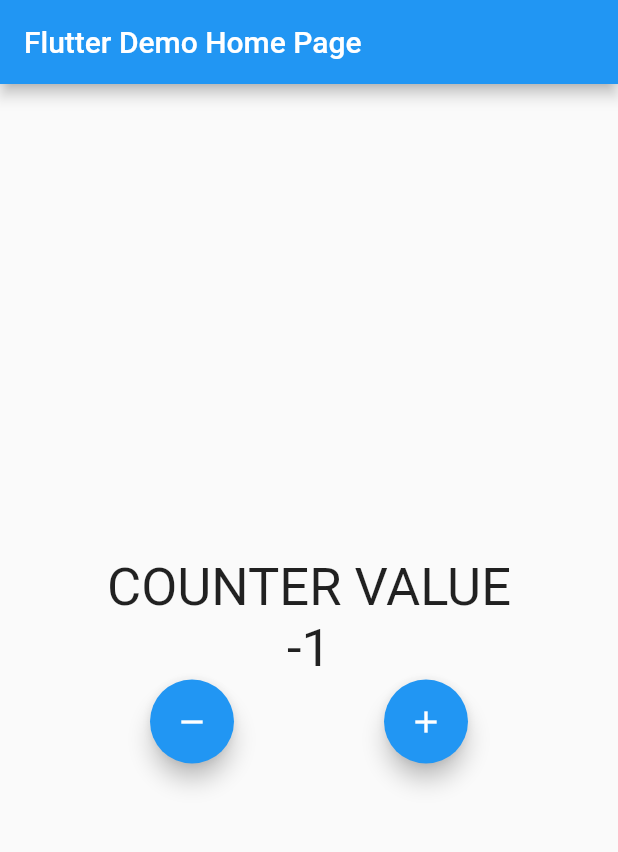
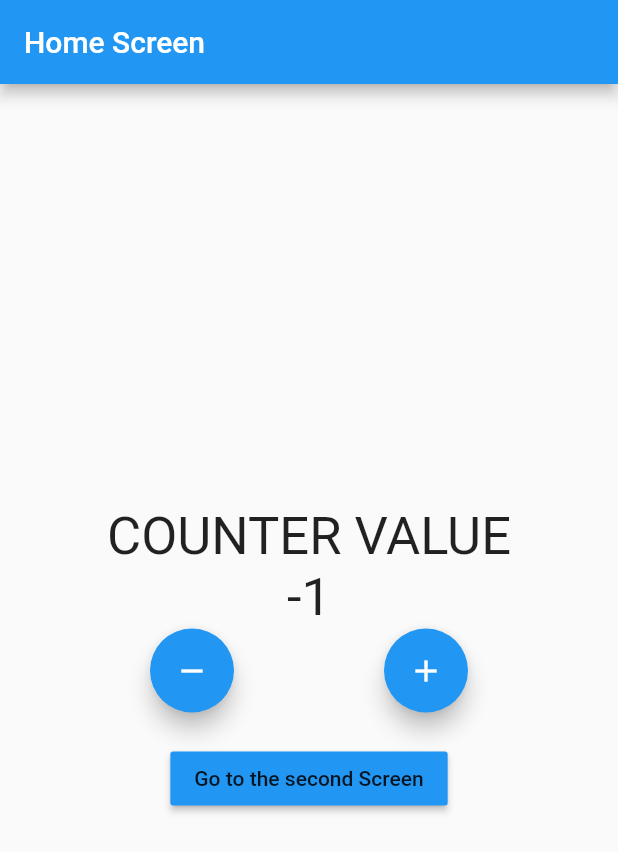
Before and after one commit to ElieBamunoba/counter-app, a Flutter app: the screen it shows after launch, after a tap on the "remove" icon, on a phone screen of 412 x 824 dp. Shown: the top 852 px of the screen. Run offline on Flutter 3.47's test engine with Material 2 defaults, Android fonts, the phone set to English and light mode, and no system bars; our stand-ins replace bloc, equatable, flutter_bloc.

Commit message:
bloc assess and navigation

```diff
--- a/lib/cubit/counter_cubit.dart
+++ b/lib/business_logic/cubit/counter_cubit.dart
@@ -1,6 +1,5 @@
 import 'package:bloc/bloc.dart';
 import 'package:equatable/equatable.dart';
-import 'package:meta/meta.dart';
 
 part 'counter_state.dart';
 
--- a/lib/main.dart
+++ b/lib/main.dart
@@ -1,6 +1,8 @@
-import 'package:counter_app/cubit/counter_cubit.dart';
 import 'package:flutter/material.dart';
 import 'package:flutter_bloc/flutter_bloc.dart';
+
+import './business_logic/cubit/counter_cubit.dart';
+import './presentation/router/app_router.dart' as route;
 
 void main() {
   runApp(const MyApp());
@@ -15,86 +17,18 @@ class MyApp extends StatelessWidget {
     return BlocProvider(
       create: (context) => CounterCubit(),
       child: MaterialApp(
-        title: 'Flutter bloc Demo',
+        title: 'Bloc Counter App',
         theme: ThemeData(
           primarySwatch: Colors.blue,
         ),
-        home: const MyHomePage(title: 'Flutter Demo Home Page'),
+        onGenerateRoute: route.onGenerateRoute,
+        initialRoute: route.homeScreen,
       ),
     );
   }
-}
-
-class MyHomePage extends StatelessWidget {
-  const MyHomePage({super.key, required this.title});
-
-  final String title;
 
   @override
-  Widget build(BuildContext context) {
-    return Scaffold(
-      appBar: AppBar(
-        title: Text(title),
-      ),
-      body: Center(
-        child: Column(
-          mainAxisAlignment: MainAxisAlignment.center,
-          children: <Widget>[
-            const Text(
-              'COUNTER VALUE',
-              style: TextStyle(fontSize: 35),
-            ),
-            BlocConsumer<CounterCubit, CounterState>(
-              listener: (context, state) {
-                // TODO: implement listener
-                state.wasIncremented == true
-                    ? ScaffoldMessenger.of(context).showSnackBar(
-                        const SnackBar(
-                          content: Text(
-                            'Incremented!',
-                          ),
-                          duration: Duration(milliseconds: 300),
-                        ),
-                      )
-                    : ScaffoldMessenger.of(context).showSnackBar(
-                        const SnackBar(
-                          content: Text(
-                            'Decremented!',
-                          ),
-                          duration: Duration(milliseconds: 300),
-                        ),
-                      );
-              },
-              builder: (context, state) {
-                return Text(
-                  '${state.counterValue}',
-                  style: const TextStyle(fontSize: 35),
-                );
-              },
-            ),
-            Row(
-              mainAxisAlignment: MainAxisAlignment.spaceEvenly,
-              children: <Widget>[
-                FloatingActionButton(
-                  onPressed: () {
-                    //accessing the access the instance of the cubic
-                    BlocProvider.of<CounterCubit>(context).decrement();
-                  },
-                  tooltip: 'Decrement',
-                  child: const Icon(Icons.remove),
-                ),
-                FloatingActionButton(
-                  onPressed: () =>
-                      BlocProvider.of<CounterCubit>(context).increment(),
-                  tooltip: 'Increment',
-                  child: const Icon(Icons.add),
-                ),
-              ],
-            )
-          ],
-        ),
-      ),
-      // This trailing comma makes auto-formatting nicer for build methods.
-    );
+  void dispose() {
+    route.dispose();
   }
 }
--- /dev/null
+++ b/lib/presentation/router/app_router.dart
@@ -0,0 +1,43 @@
+import 'package:flutter/material.dart';
+import 'package:flutter_bloc/flutter_bloc.dart';
+
+import '../../business_logic/cubit/counter_cubit.dart';
+import '../screens/home_screen.dart';
+import '../screens/second_screen.dart';
+
+//Routes Names
+const String homeScreen = 'HomeScreen';
+const String secondScreen = 'SecondScreen';
+
+final CounterCubit _counterCubit = CounterCubit();
+
+Route onGenerateRoute(RouteSettings routeSettings) {
+  switch (routeSettings.name) {
+    case homeScreen:
+      return MaterialPageRoute(
+        builder: (_) => BlocProvider.value(
+          value: _counterCubit,
+          child: const HomeScreen(
+            title: 'Home Screen ',
+            color: Colors.blue,
+          ),
+        ),
+      );
+    case secondScreen:
+      return MaterialPageRoute(
+        builder: (_) => BlocProvider.value(
+          value: _counterCubit,
+          child: const SecondScreen(
+            title: 'Second Screen ',
+            color: Colors.orange,
+          ),
+        ),
+      );
+    default:
+      throw ('This route name does not exist');
+  }
+}
+
+void dispose() {
+  _counterCubit.close();
+}
--- /dev/null
+++ b/lib/presentation/screens/home_screen.dart
@@ -0,0 +1,95 @@
+import 'package:flutter/material.dart';
+import 'package:flutter_bloc/flutter_bloc.dart';
+
+import '../router/app_router.dart' as route;
+import '../../business_logic/cubit/counter_cubit.dart';
+
+class HomeScreen extends StatelessWidget {
+  const HomeScreen({
+    super.key,
+    required this.title,
+    required this.color,
+  });
+
+  final String title;
+  final Color color;
+
+  @override
+  Widget build(BuildContext context) {
+    return Scaffold(
+      appBar: AppBar(
+        title: Text(title),
+      ),
+      body: Center(
+        child: Column(
+          mainAxisAlignment: MainAxisAlignment.center,
+          children: <Widget>[
+            const Text(
+              'COUNTER VALUE',
+              style: TextStyle(fontSize: 35),
+            ),
+            BlocConsumer<CounterCubit, CounterState>(
+              listener: (context, state) {
+                state.wasIncremented == true
+                    ? ScaffoldMessenger.of(context).showSnackBar(
+                        const SnackBar(
+                          content: Text(
+                            'Incremented!',
+                          ),
+                          duration: Duration(milliseconds: 300),
+                        ),
+                      )
+                    : ScaffoldMessenger.of(context).showSnackBar(
+                        const SnackBar(
+                          content: Text(
+                            'Decremented!',
+                          ),
+                          duration: Duration(milliseconds: 300),
+                        ),
+                      );
+              },
+              builder: (context, state) {
+                return Text(
+                  '${state.counterValue}',
+                  style: const TextStyle(fontSize: 35),
+                );
+              },
+            ),
+            Row(
+              mainAxisAlignment: MainAxisAlignment.spaceEvenly,
+              children: <Widget>[
+                FloatingActionButton(
+                  onPressed: () {
+                    //accessing the access the instance of the cubic
+                    BlocProvider.of<CounterCubit>(context).decrement();
+                  },
+                  tooltip: 'Decrement',
+                  backgroundColor: color,
+                  child: const Icon(Icons.remove),
+                ),
+                FloatingActionButton(
+                  onPressed: () =>
+                      BlocProvider.of<CounterCubit>(context).increment(),
+                  tooltip: 'Increment',
+                  backgroundColor: color,
+                  child: const Icon(Icons.add),
+                ),
+              ],
+            ),
+            const SizedBox(
+              height: 20,
+            ),
+            MaterialButton(
+              onPressed: () {
+                Navigator.pushNamed(context, route.secondScreen);
+              },
+              color: color,
+              child: const Text('Go to the second Screen'),
+            )
+          ],
+        ),
+      ),
+      // This trailing comma makes auto-formatting nicer for build methods.
+    );
+  }
+}
```
Also changed, not shown: lib/presentation/screens/second_screen.dart (added, +95 -0 lines), lib/business_logic/cubit/counter_state.dart (renamed from lib/cubit/counter_state.dart), 1 other file.
